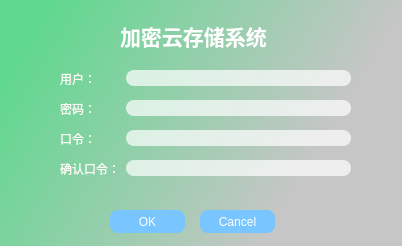
Old version of the form CloudSys_Qt/login.ui in the repository songzhj/CloudSys.
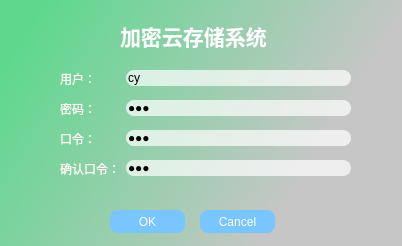
New version of the form.

The edit to the form file:
```diff
--- a/CloudSys_Qt/login.ui
+++ b/CloudSys_Qt/login.ui
@@ -99,6 +99,9 @@
 margin:0px;
 }</string>
       </property>
+      <property name="text">
+       <string>cy</string>
+      </property>
       <property name="maxLength">
        <number>20</number>
       </property>
@@ -135,6 +138,9 @@
       <property name="inputMethodHints">
        <set>Qt::ImhHiddenText|Qt::ImhNoAutoUppercase|Qt::ImhNoPredictiveText|Qt::ImhSensitiveData</set>
       </property>
+      <property name="text">
+       <string>123</string>
+      </property>
       <property name="maxLength">
        <number>20</number>
       </property>
@@ -168,6 +174,9 @@
 margin:0px;
 }</string>
       </property>
+      <property name="text">
+       <string>123</string>
+      </property>
       <property name="maxLength">
        <number>20</number>
       </property>
@@ -198,6 +207,9 @@
 margin:0px;
 }</string>
       </property>
+      <property name="text">
+       <string>123</string>
+      </property>
       <property name="maxLength">
        <number>20</number>
       </property>
```
